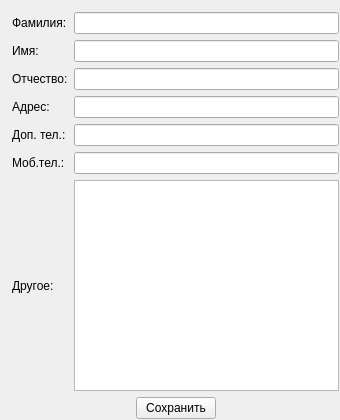
Before: the Qt Designer form adressbookentry.ui in Eduardo2281337/AdressBook, drawn with Qt 5.
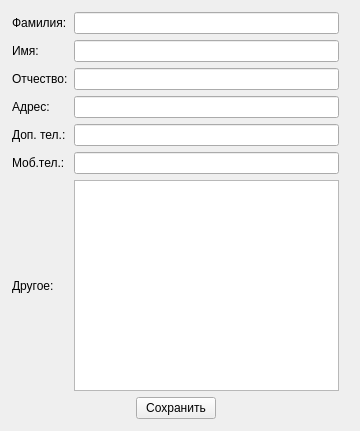
After: the same form once the commit is applied.

Patch:
```diff
--- a/adressbookentry.ui
+++ b/adressbookentry.ui
@@ -6,14 +6,14 @@
    <rect>
     <x>0</x>
     <y>0</y>
-    <width>340</width>
-    <height>420</height>
+    <width>360</width>
+    <height>431</height>
    </rect>
   </property>
   <property name="windowTitle">
    <string>AdressBookEntry</string>
   </property>
-  <widget class="QWidget" name="">
+  <widget class="QWidget" name="layoutWidget">
    <property name="geometry">
     <rect>
      <x>12</x>
```
